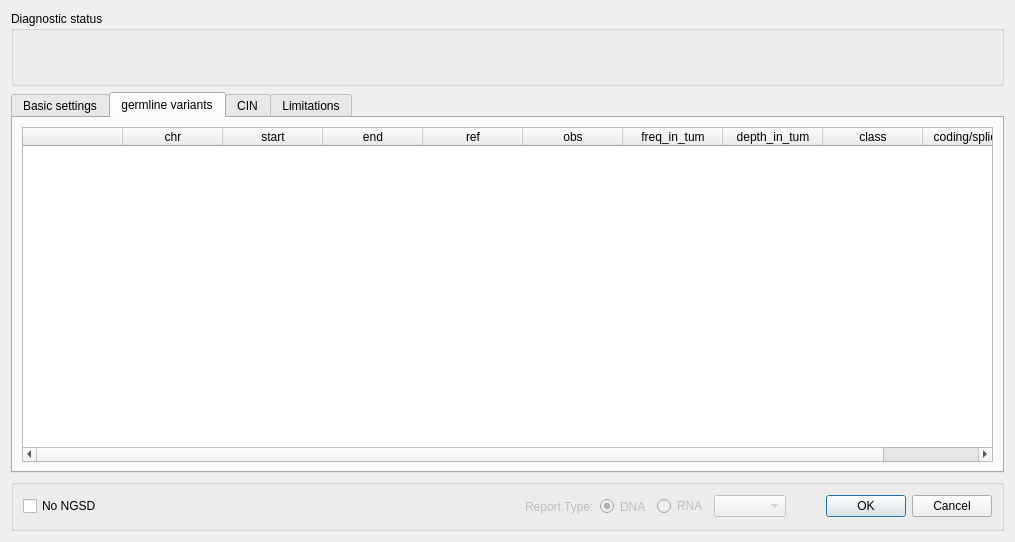
First picture: the form in src/GSvar/SomaticReportDialog.ui, repository imgag/ngs-bits, before the edit.
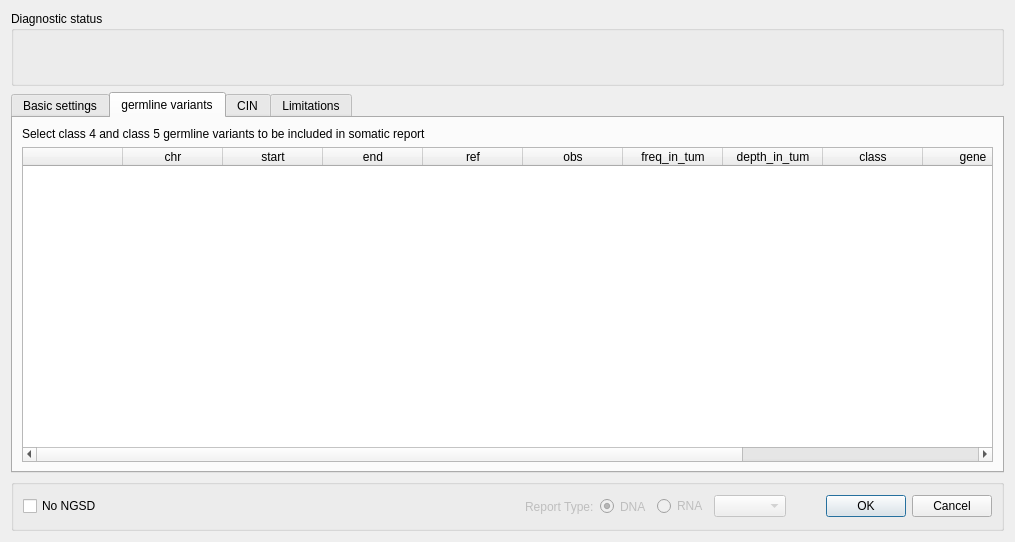
Second picture: the form after the edit. The open tabs and pages were chosen to show the change.

Commit message: SomaticReportDialog: Changes to layout.

The edit to the form file:
```diff
--- a/src/GSvar/SomaticReportDialog.ui
+++ b/src/GSvar/SomaticReportDialog.ui
@@ -49,25 +49,21 @@
      <property name="title">
       <string>Diagnostic status</string>
      </property>
-     <widget class="QLabel" name="target_bed_path">
-      <property name="geometry">
-       <rect>
-        <x>20</x>
-        <y>40</y>
-        <width>1001</width>
-        <height>16</height>
-       </rect>
-      </property>
-      <property name="sizePolicy">
-       <sizepolicy hsizetype="Expanding" vsizetype="Preferred">
-        <horstretch>0</horstretch>
-        <verstretch>0</verstretch>
-       </sizepolicy>
-      </property>
-      <property name="text">
-       <string/>
-      </property>
-     </widget>
+     <layout class="QVBoxLayout" name="verticalLayout">
+      <item>
+       <widget class="QLabel" name="target_bed_path">
+        <property name="sizePolicy">
+         <sizepolicy hsizetype="Expanding" vsizetype="Preferred">
+          <horstretch>0</horstretch>
+          <verstretch>0</verstretch>
+         </sizepolicy>
+        </property>
+        <property name="text">
+         <string/>
+        </property>
+       </widget>
+      </item>
+     </layout>
     </widget>
    </item>
    <item row="1" column="0">
@@ -408,7 +404,7 @@
        <string>germline variants</string>
       </attribute>
       <layout class="QGridLayout" name="gridLayout_4">
-       <item row="0" column="0">
+       <item row="1" column="0">
         <widget class="QTableWidget" name="germline_variants">
          <property name="sizePolicy">
           <sizepolicy hsizetype="Expanding" vsizetype="Expanding">
@@ -422,6 +418,9 @@
          <property name="selectionBehavior">
           <enum>QAbstractItemView::SelectRows</enum>
          </property>
+         <attribute name="horizontalHeaderStretchLastSection">
+          <bool>true</bool>
+         </attribute>
          <column>
           <property name="text">
            <string/>
@@ -467,6 +466,16 @@
            <string>class</string>
           </property>
          </column>
+         <column>
+          <property name="text">
+           <string>gene</string>
+          </property>
+         </column>
+         <column>
+          <property name="text">
+           <string>type</string>
+          </property>
+         </column>
          <column>
           <property name="text">
            <string>coding/splicing</string>
@@ -474,6 +483,13 @@
          </column>
         </widget>
        </item>
+       <item row="0" column="0">
+        <widget class="QLabel" name="label_4">
+         <property name="text">
+          <string>Select class 4 and class 5 germline variants to be included in somatic report</string>
+         </property>
+        </widget>
+       </item>
       </layout>
      </widget>
      <widget class="QWidget" name="cin">
```
Left out of the diff: 57 changed lines with no effect on the pictures. The commit also changes 3 other files.
